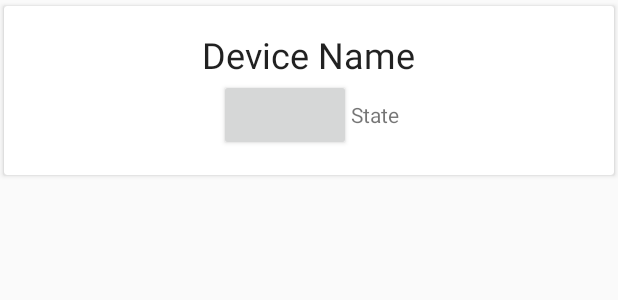
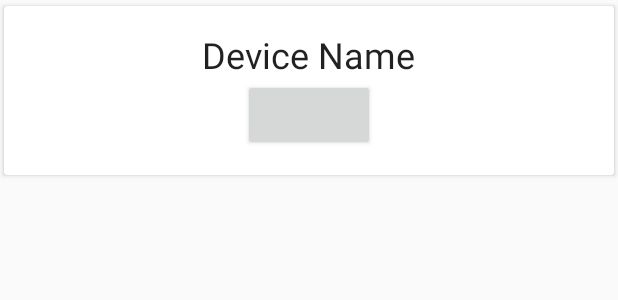
Before and after one commit to hoboreload/SmartHome, an Android app: the layout item_devices.xml on its own in the app's theme, with its tools: preview values and no code run, on a phone screen of 412 x 824 dp. Shown: the top 300 px of the screen. Run offline under Robolectric (Android 15) with nearby library versions, the phone set to English and light mode, and no system bars.

Commit message:
Fixed device settings

```diff
--- a/app/src/main/res/layout/item_devices.xml
+++ b/app/src/main/res/layout/item_devices.xml
@@ -42,13 +42,13 @@
                 android:layout_width="wrap_content"
                 android:layout_height="wrap_content"/>
 
-            <TextView
-                android:id="@+id/deviceStateText"
-                android:layout_width="wrap_content"
-                android:layout_height="wrap_content"
-                android:layout_alignRight="@+id/deviceButton"
-                android:textAlignment="center"
-                android:text="State" />
+            <!--<TextView-->
+                <!--android:id="@+id/deviceStateText"-->
+                <!--android:layout_width="wrap_content"-->
+                <!--android:layout_height="wrap_content"-->
+                <!--android:layout_alignRight="@+id/deviceButton"-->
+                <!--android:textAlignment="center"-->
+                <!--android:text="State" />-->
 
         </LinearLayout>
 
```
Also changed, not shown: app/src/main/java/com/jakebethune/smarthome/adapter/DeviceAdapter.java (+3 -10 lines).
